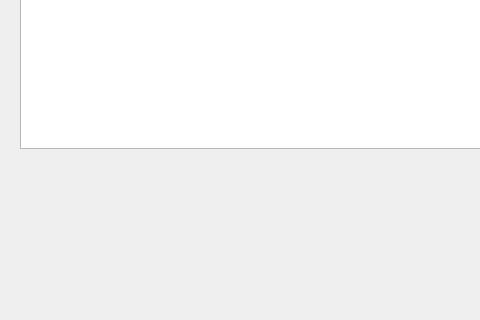
Qt form design.ui (Petkiux/Atsiskaitymas) before a commit; both pictures show x 0 to 480 and y 322 to 642 of the 800 by 642 pixel window.
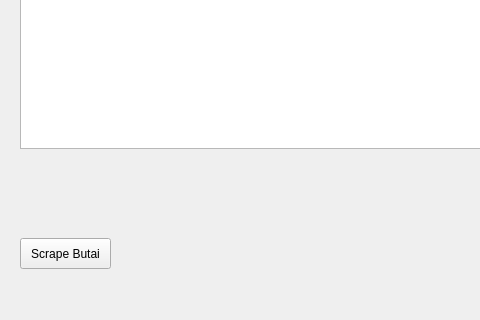
The same form after that commit.

Diff of the .ui file:
```diff
--- a/design.ui
+++ b/design.ui
@@ -103,6 +103,19 @@
      <string>Sveiki atvyke į Elenta</string>
     </property>
    </widget>
+   <widget class="QPushButton" name="pushButton">
+    <property name="geometry">
+     <rect>
+      <x>20</x>
+      <y>560</y>
+      <width>91</width>
+      <height>31</height>
+     </rect>
+    </property>
+    <property name="text">
+     <string>Scrape Butai</string>
+    </property>
+   </widget>
   </widget>
   <widget class="QMenuBar" name="menubar">
    <property name="geometry">
```
